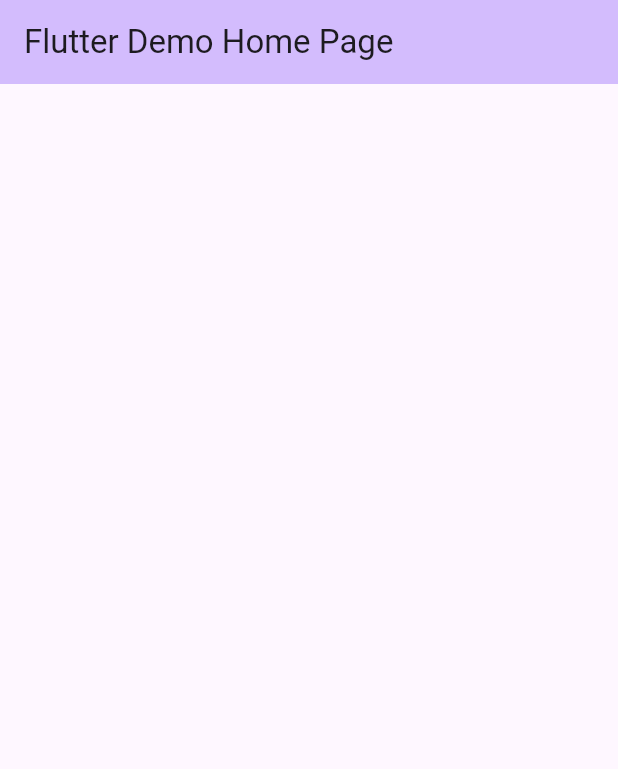
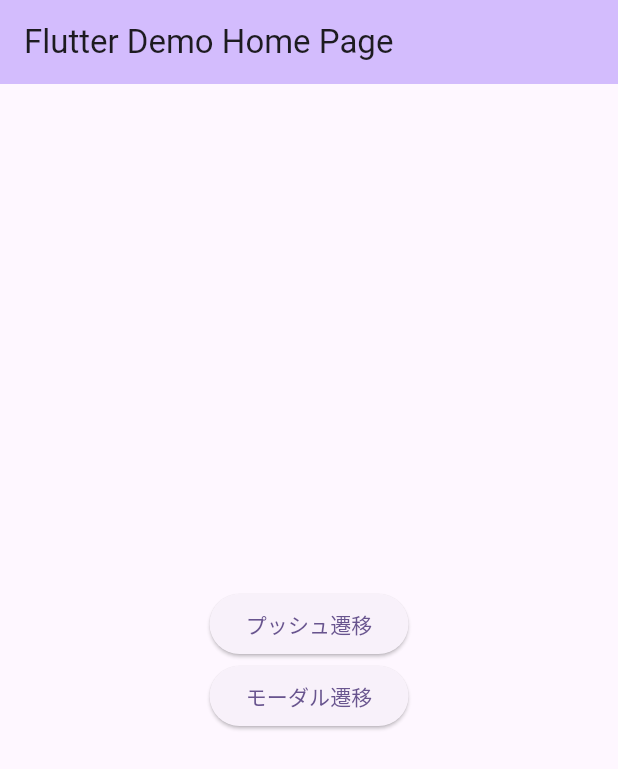
Before and after one commit to riku-yokoyama/flutter_lesson6, a Flutter app: the screen it shows after launch, on a phone screen of 412 x 824 dp. Shown: the top 769 px of the screen. Run offline on Flutter 3.47's test engine with Material 3 defaults, Android fonts, the phone set to English and light mode, and no system bars.

Commit message:
遷移元画面にボタンを配置。また、遷移先画面で戻るボタンを押した際のonPressedの挙動を示してなかったので追記

```diff
--- a/lib/main.dart
+++ b/lib/main.dart
@@ -57,6 +57,20 @@ class _MyHomePageState extends State<MyHomePage> {
         backgroundColor: Theme.of(context).colorScheme.inversePrimary,
         title: Text(widget.title),
       ),
+      body: Center(
+        child: Column(
+          mainAxisAlignment: MainAxisAlignment.center,
+          children: [
+            ElevatedButton(onPressed: (){
+              _pushPage();
+            }, child: Text('プッシュ遷移')),
+
+            ElevatedButton(onPressed: (){
+              _modalPage();
+            }, child: Text('モーダル遷移'))
+          ],
+        )
+      ),
     );
   }
 }
@@ -77,7 +91,9 @@ class NextPage extends StatelessWidget {
               'Next Pageです',
               style: TextStyle(fontSize: 16),
             ),
-            ElevatedButton(onPressed: () {}, child: Text('戻る'))
+            ElevatedButton(onPressed: (){
+              Navigator.pop(context);
+            }, child: Text('戻る'))
           ],
         ),
       ),
```
